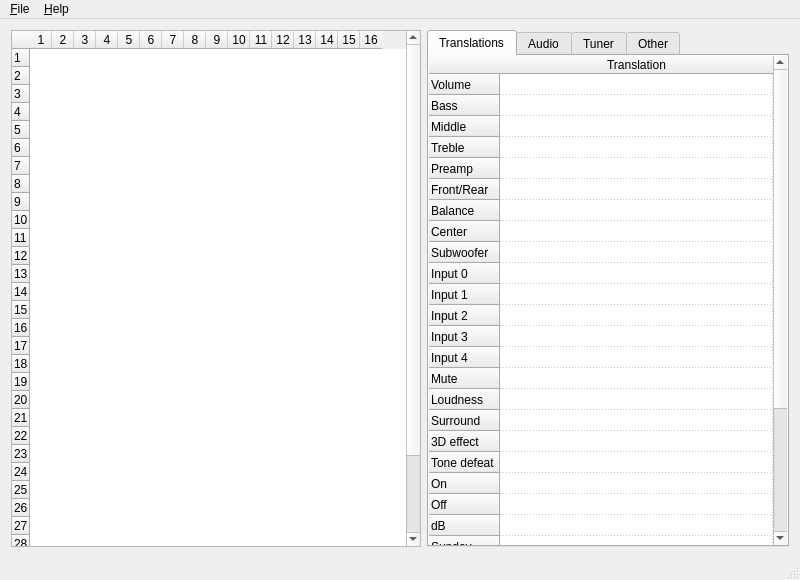
Old version of the form editor/mainwindow.ui in the repository WiseLord/ampcontrol.
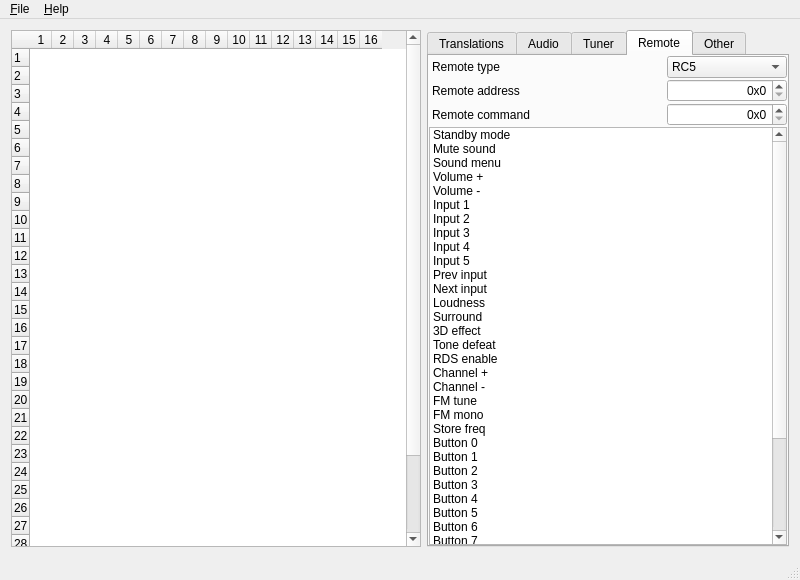
New version of the form. The open tabs and pages were chosen to show the change.

Commit message: Add remote tab in editor

```diff
--- a/editor/mainwindow.ui
+++ b/editor/mainwindow.ui
@@ -1984,6 +1984,389 @@
         </item>
        </layout>
       </widget>
+      <widget class="QWidget" name="tabRemote">
+       <attribute name="title">
+        <string>Remote</string>
+       </attribute>
+       <layout class="QVBoxLayout" name="verticalLayout_6">
+        <property name="spacing">
+         <number>1</number>
+        </property>
+        <property name="leftMargin">
+         <number>0</number>
+        </property>
+        <property name="topMargin">
+         <number>0</number>
+        </property>
+        <property name="rightMargin">
+         <number>0</number>
+        </property>
+        <property name="bottomMargin">
+         <number>0</number>
+        </property>
+        <item>
+         <widget class="QWidget" name="wgtRemoteType" native="true">
+          <layout class="QHBoxLayout" name="horizontalLayout_39" stretch="1,0">
+           <property name="spacing">
+            <number>0</number>
+           </property>
+           <property name="leftMargin">
+            <number>3</number>
+           </property>
+           <property name="topMargin">
+            <number>0</number>
+           </property>
+           <property name="rightMargin">
+            <number>0</number>
+           </property>
+           <property name="bottomMargin">
+            <number>0</number>
+           </property>
+           <item>
+            <widget class="QLabel" name="lblRemoteType">
+             <property name="text">
+              <string>Remote type</string>
+             </property>
+            </widget>
+           </item>
+           <item>
+            <widget class="QComboBox" name="cbxRemoteType">
+             <property name="minimumSize">
+              <size>
+               <width>120</width>
+               <height>0</height>
+              </size>
+             </property>
+             <property name="currentIndex">
+              <number>0</number>
+             </property>
+             <item>
+              <property name="text">
+               <string>RC5</string>
+              </property>
+             </item>
+             <item>
+              <property name="text">
+               <string>NEC</string>
+              </property>
+             </item>
+             <item>
+              <property name="text">
+               <string>RC6</string>
+              </property>
+             </item>
+             <item>
+              <property name="text">
+               <string>Samsung</string>
+              </property>
+             </item>
+            </widget>
+           </item>
+          </layout>
+         </widget>
+        </item>
+        <item>
+         <widget class="QWidget" name="wgtRemoteAddr" native="true">
+          <layout class="QHBoxLayout" name="horizontalLayout_41" stretch="1,0">
+           <property name="spacing">
+            <number>0</number>
+           </property>
+           <property name="leftMargin">
+            <number>3</number>
+           </property>
+           <property name="topMargin">
+            <number>0</number>
+           </property>
+           <property name="rightMargin">
+            <number>0</number>
+           </property>
+           <property name="bottomMargin">
+            <number>0</number>
+           </property>
+           <item>
+            <widget class="QLabel" name="lblRemoteAddr">
+             <property name="text">
+              <string>Remote address</string>
+             </property>
+            </widget>
+           </item>
+           <item>
+            <widget class="QSpinBox" name="sbxRemoteAddr">
+             <property name="minimumSize">
+              <size>
+               <width>120</width>
+               <height>0</height>
+              </size>
+             </property>
+             <property name="alignment">
+              <set>Qt::AlignRight|Qt::AlignTrailing|Qt::AlignVCenter</set>
+             </property>
+             <property name="prefix">
+              <string>0x</string>
+             </property>
+             <property name="minimum">
+              <number>0</number>
+             </property>
+             <property name="maximum">
+              <number>255</number>
+             </property>
+             <property name="displayIntegerBase">
+              <number>16</number>
+             </property>
+            </widget>
+           </item>
+          </layout>
+         </widget>
+        </item>
+        <item>
+         <widget class="QWidget" name="wgtRemoteCmd" native="true">
+          <layout class="QHBoxLayout" name="horizontalLayout_42" stretch="1,0">
+           <property name="spacing">
+            <number>0</number>
+           </property>
+           <property name="leftMargin">
+            <number>3</number>
+           </property>
+           <property name="topMargin">
+            <number>0</number>
+           </property>
+           <property name="rightMargin">
+            <number>0</number>
+           </property>
+           <property name="bottomMargin">
+            <number>0</number>
+           </property>
+           <item>
+            <widget class="QLabel" name="lblRemoteCmd">
+             <property name="text">
+              <string>Remote command</string>
+             </property>
+            </widget>
+           </item>
+           <item>
+            <widget class="QSpinBox" name="sbxRemoteCmd">
+             <property name="minimumSize">
+              <size>
+               <width>120</width>
+               <height>0</height>
+              </size>
+             </property>
+             <property name="alignment">
+              <set>Qt::AlignRight|Qt::AlignTrailing|Qt::AlignVCenter</set>
+             </property>
+             <property name="prefix">
+              <string>0x</string>
+             </property>
+             <property name="minimum">
+              <number>0</number>
+             </property>
+             <property name="maximum">
+              <number>255</number>
+             </property>
+             <property name="displayIntegerBase">
+              <number>16</number>
+             </property>
+            </widget>
+           </item>
+          </layout>
+         </widget>
+        </item>
+        <item>
+         <widget class="QListWidget" name="lwCommands">
+          <item>
+           <property name="text">
+            <string>Standby mode</string>
+           </property>
+          </item>
+          <item>
+           <property name="text">
+            <string>Mute sound</string>
+           </property>
+          </item>
+          <item>
+           <property name="text">
+            <string>Sound menu</string>
+           </property>
+          </item>
+          <item>
+           <property name="text">
+            <string>Volume +</string>
+           </property>
+          </item>
+          <item>
+           <property name="text">
+            <string>Volume -</string>
+           </property>
+          </item>
+          <item>
+           <property name="text">
+            <string>Input 1</string>
+           </property>
+          </item>
+          <item>
+           <property name="text">
+            <string>Input 2</string>
+           </property>
+          </item>
+          <item>
+           <property name="text">
+            <string>Input 3</string>
+           </property>
+          </item>
+          <item>
+           <property name="text">
+            <string>Input 4</string>
+           </property>
+          </item>
+          <item>
+           <property name="text">
+            <string>Input 5</string>
+           </property>
+          </item>
+          <item>
+           <property name="text">
+            <string>Prev input</string>
+           </property>
+          </item>
+          <item>
+           <property name="text">
+            <string>Next input</string>
+           </property>
+          </item>
+          <item>
+           <property name="text">
+            <string>Loudness</string>
+           </property>
+          </item>
+          <item>
+           <property name="text">
+            <string>Surround</string>
+           </property>
+          </item>
+          <item>
+           <property name="text">
+            <string>3D effect</string>
+           </property>
+          </item>
+          <item>
+           <property name="text">
+            <string>Tone defeat</string>
+           </property>
+          </item>
+          <item>
+           <property name="text">
+            <string>RDS enable</string>
+           </property>
+          </item>
+          <item>
+           <property name="text">
+            <string>Channel +</string>
+           </property>
+          </item>
+          <item>
+           <property name="text">
+            <string>Channel -</string>
+           </property>
+          </item>
+          <item>
+           <property name="text">
+            <string>FM tune</string>
+           </property>
+          </item>
+          <item>
+           <property name="text">
+            <string>FM mono</string>
+           </property>
+          </item>
+          <item>
+           <property name="text">
+            <string>Store freq</string>
+           </property>
+          </item>
+          <item>
+           <property name="text">
+            <string>Button 0</string>
+           </property>
+          </item>
+          <item>
+           <property name="text">
+            <string>Button 1</string>
+           </property>
+          </item>
+          <item>
+           <property name="text">
+            <string>Button 2</string>
+           </property>
+          </item>
+          <item>
+           <property name="text">
+            <string>Button 3</string>
+           </property>
+          </item>
+          <item>
+           <property name="text">
+            <string>Button 4</string>
+           </property>
+          </item>
+          <item>
+           <property name="text">
+            <string>Button 5</string>
+           </property>
+          </item>
+          <item>
+           <property name="text">
+            <string>Button 6</string>
+           </property>
+          </item>
+          <item>
+           <property name="text">
+            <string>Button 7</string>
+           </property>
+          </item>
+          <item>
+           <property name="text">
+            <string>Button 8</string>
+           </property>
+          </item>
+          <item>
+           <property name="text">
+            <string>Button 9</string>
+           </property>
+          </item>
+          <item>
+           <property name="text">
+            <string>Time</string>
+           </property>
+          </item>
+          <item>
+           <property name="text">
+            <string>Alarm</string>
+           </property>
+          </item>
+          <item>
+           <property name="text">
+            <string>Timer</string>
+           </property>
+          </item>
+          <item>
+           <property name="text">
+            <string>Brightness</string>
+           </property>
+          </item>
+          <item>
+           <property name="text">
+            <string>Display mode</string>
+           </property>
+          </item>
+          <item>
+           <property name="text">
+            <string>Fall speed</string>
+           </property>
+          </item>
+         </widget>
+        </item>
+       </layout>
+      </widget>
       <widget class="QWidget" name="tabOther">
        <attribute name="title">
         <string>Other</string>
```
